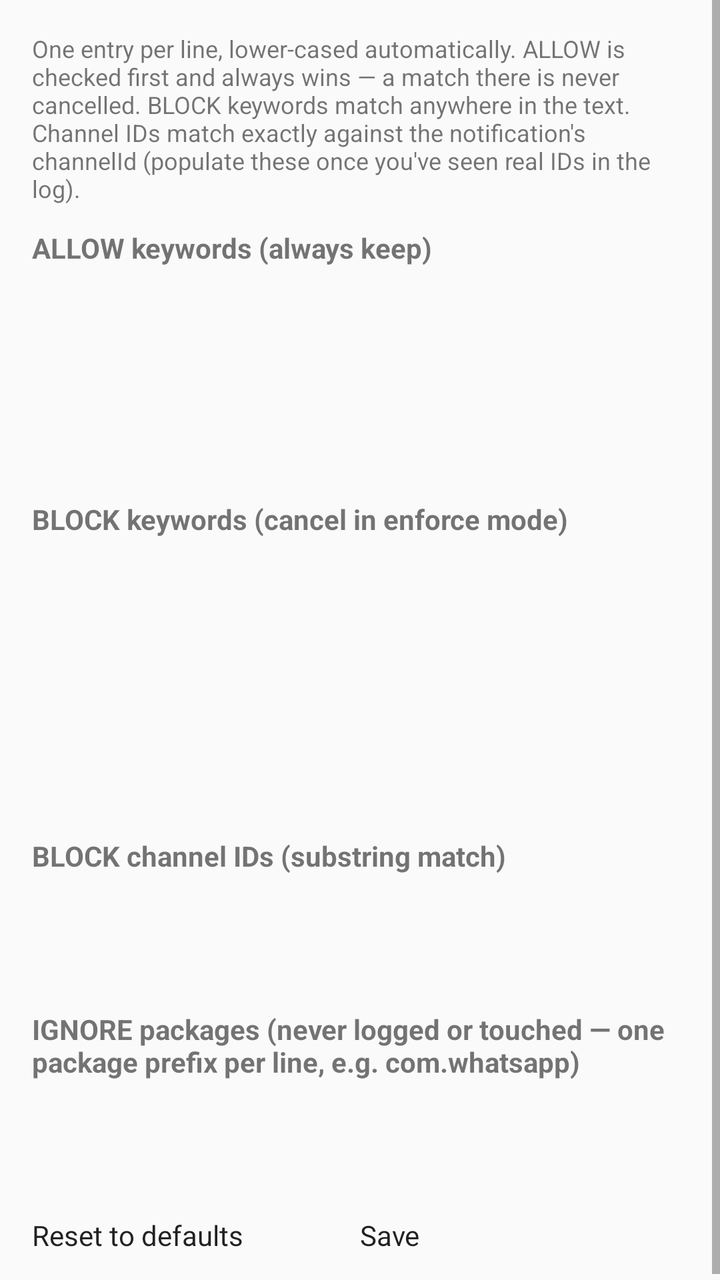
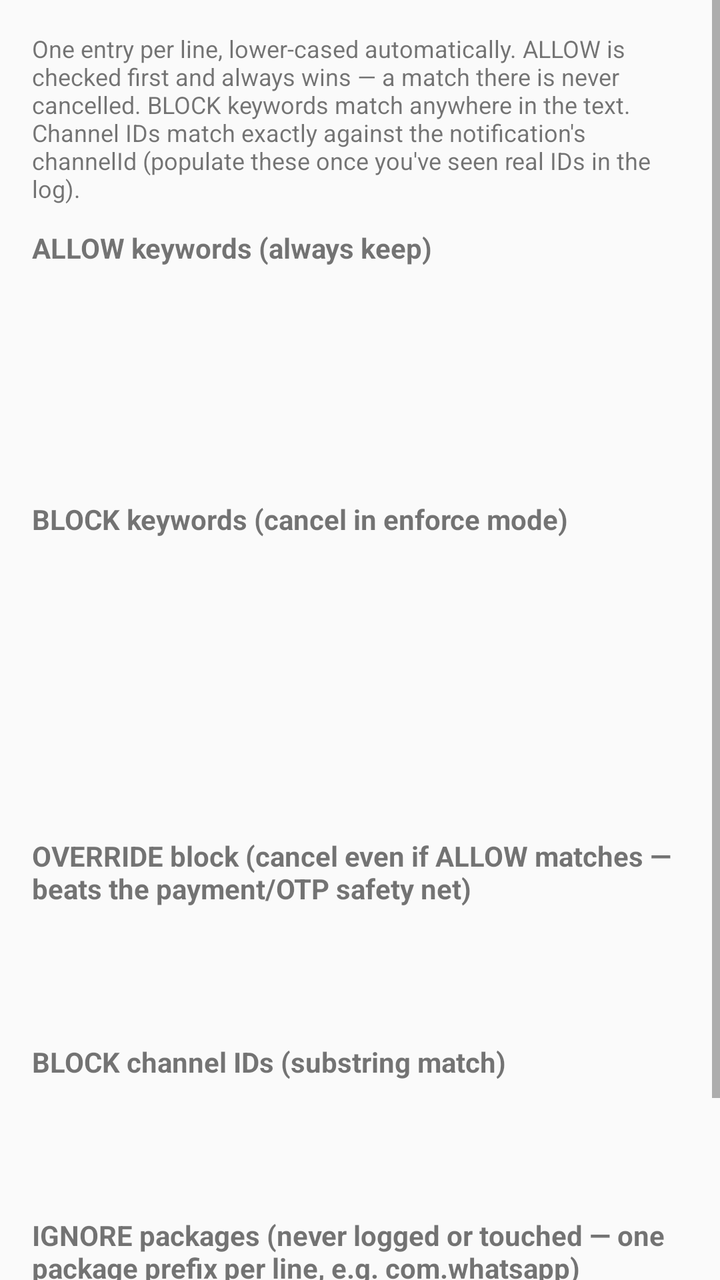

Compare the two renders of this Android layout. The source of the first and the diff that turns it into the second are given below.
<!-- AndroidManifest.xml: application theme Theme.NotifSilencer -->
<!-- res/layout/activity_keywords.xml -->
<?xml version="1.0" encoding="utf-8"?>
<ScrollView xmlns:android="http://schemas.android.com/apk/res/android"
    android:layout_width="match_parent"
    android:layout_height="match_parent"
    android:fillViewport="true">

    <LinearLayout
        android:layout_width="match_parent"
        android:layout_height="wrap_content"
        android:orientation="vertical"
        android:padding="16dp">

        <TextView
            android:layout_width="match_parent"
            android:layout_height="wrap_content"
            android:text="@string/keywords_help"
            android:textSize="12sp"
            android:paddingBottom="12dp" />

        <TextView
            android:layout_width="wrap_content"
            android:layout_height="wrap_content"
            android:text="@string/allow_header"
            android:textStyle="bold" />

        <EditText
            android:id="@+id/allowEdit"
            android:layout_width="match_parent"
            android:layout_height="wrap_content"
            android:gravity="top"
            android:inputType="textMultiLine|textNoSuggestions"
            android:minLines="6"
            android:fontFamily="monospace"
            android:importantForAutofill="no" />

        <TextView
            android:layout_width="wrap_content"
            android:layout_height="wrap_content"
            android:paddingTop="16dp"
            android:text="@string/block_header"
            android:textStyle="bold" />

        <EditText
            android:id="@+id/blockEdit"
            android:layout_width="match_parent"
            android:layout_height="wrap_content"
            android:gravity="top"
            android:inputType="textMultiLine|textNoSuggestions"
            android:minLines="8"
            android:fontFamily="monospace"
            android:importantForAutofill="no" />

        <TextView
            android:layout_width="wrap_content"
            android:layout_height="wrap_content"
            android:paddingTop="16dp"
            android:text="@string/channels_header"
            android:textStyle="bold" />

        <EditText
            android:id="@+id/channelsEdit"
            android:layout_width="match_parent"
            android:layout_height="wrap_content"
            android:gravity="top"
            android:inputType="textMultiLine|textNoSuggestions"
            android:minLines="3"
            android:fontFamily="monospace"
            android:importantForAutofill="no" />

        <TextView
            android:layout_width="wrap_content"
            android:layout_height="wrap_content"
            android:paddingTop="16dp"
            android:text="@string/ignore_header"
            android:textStyle="bold" />

        <EditText
            android:id="@+id/ignoreEdit"
            android:layout_width="match_parent"
            android:layout_height="wrap_content"
            android:gravity="top"
            android:inputType="textMultiLine|textNoSuggestions"
            android:minLines="3"
            android:fontFamily="monospace"
            android:importantForAutofill="no" />

        <LinearLayout
            android:layout_width="match_parent"
            android:layout_height="wrap_content"
            android:orientation="horizontal"
            android:paddingTop="16dp">

            <Button
                android:id="@+id/btnReset"
                android:layout_width="0dp"
                android:layout_weight="1"
                android:layout_height="wrap_content"
                android:text="@string/reset_defaults" />

            <Button
                android:id="@+id/btnSave"
                android:layout_width="0dp"
                android:layout_weight="1"
                android:layout_height="wrap_content"
                android:text="@string/save" />
        </LinearLayout>

    </LinearLayout>
</ScrollView>
<!-- resources referenced by this layout -->
<resources>
  <string name="allow_header">ALLOW keywords (always keep)</string>
  <string name="block_header">BLOCK keywords (cancel in enforce mode)</string>
  <string name="channels_header">BLOCK channel IDs (substring match)</string>
  <string name="ignore_header">IGNORE packages (never logged or touched — one package prefix per line, e.g. com.whatsapp)</string>
  <string name="keywords_help">One entry per line, lower-cased automatically. ALLOW is checked first and always wins — a match there is never cancelled. BLOCK keywords match anywhere in the text. Channel IDs match exactly against the notification\'s channelId (populate these once you\'ve seen real IDs in the log).</string>
  <string name="reset_defaults">Reset to defaults</string>
  <string name="save">Save</string>
  <style name="Theme.NotifSilencer" parent="@android:style/Theme.Material.Light" />
</resources>

<!-- the commit's change to res/layout/activity_keywords.xml (unified diff, before → after) -->
@@ -47,6 +47,23 @@
             android:gravity="top"
             android:inputType="textMultiLine|textNoSuggestions"
             android:minLines="8"
+            android:fontFamily="monospace"
+            android:importantForAutofill="no" />
+
+        <TextView
+            android:layout_width="wrap_content"
+            android:layout_height="wrap_content"
+            android:paddingTop="16dp"
+            android:text="@string/force_header"
+            android:textStyle="bold" />
+
+        <EditText
+            android:id="@+id/forceEdit"
+            android:layout_width="match_parent"
+            android:layout_height="wrap_content"
+            android:gravity="top"
+            android:inputType="textMultiLine|textNoSuggestions"
+            android:minLines="3"
             android:fontFamily="monospace"
             android:importantForAutofill="no" />
 
<!-- resource entries referenced after the edit -->
@@ -3,6 +3,7 @@
   <string name="allow_header">ALLOW keywords (always keep)</string>
   <string name="block_header">BLOCK keywords (cancel in enforce mode)</string>
   <string name="channels_header">BLOCK channel IDs (substring match)</string>
+  <string name="force_header">OVERRIDE block (cancel even if ALLOW matches — beats the payment/OTP safety net)</string>
   <string name="ignore_header">IGNORE packages (never logged or touched — one package prefix per line, e.g. com.whatsapp)</string>
   <string name="keywords_help">One entry per line, lower-cased automatically. ALLOW is checked first and always wins — a match there is never cancelled. BLOCK keywords match anywhere in the text. Channel IDs match exactly against the notification\'s channelId (populate these once you\'ve seen real IDs in the log).</string>
   <string name="reset_defaults">Reset to defaults</string>
